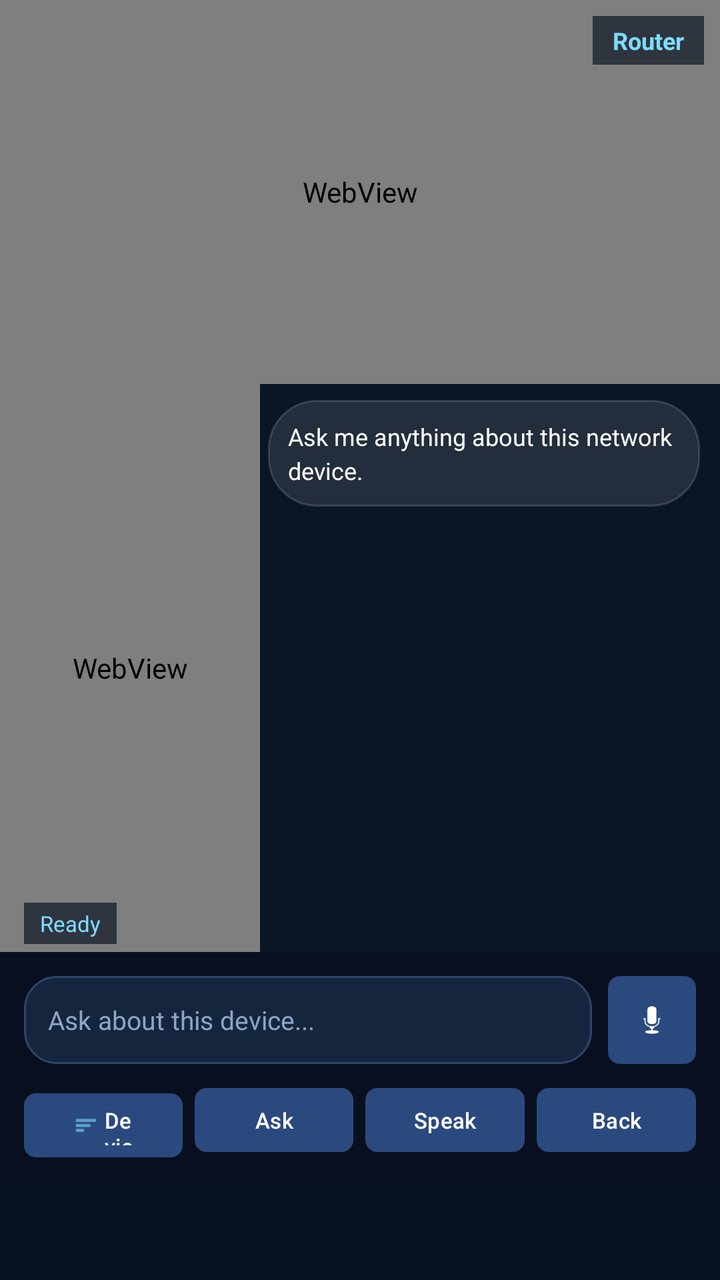
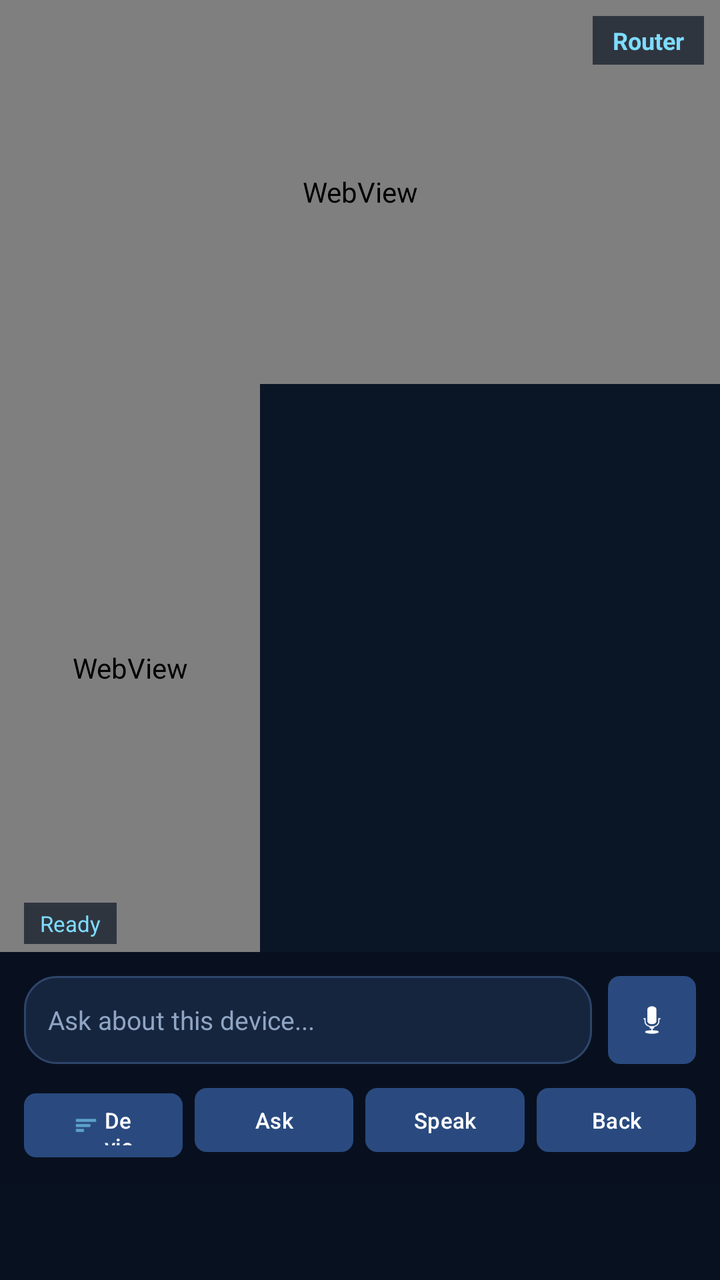

The first picture is an Android layout as it rendered before a commit; the second is the same layout after the commit. The layout source and the unified diff follow.
<!-- AndroidManifest.xml: application theme Theme.ComputerNetworkDeviceARApp -->
<!-- res/layout/activity_combined_ar.xml -->
<?xml version="1.0" encoding="utf-8"?>
<androidx.constraintlayout.widget.ConstraintLayout
    xmlns:android="http://schemas.android.com/apk/res/android"
    xmlns:app="http://schemas.android.com/apk/res-auto"
    android:layout_width="match_parent"
    android:layout_height="match_parent"
    android:background="#081120">

    
    <androidx.constraintlayout.widget.Guideline
        android:id="@+id/guideline"
        android:layout_width="wrap_content"
        android:layout_height="wrap_content"
        android:orientation="horizontal"
        app:layout_constraintGuide_percent="0.30"/>

    
    <androidx.camera.view.PreviewView
        android:id="@+id/cameraPreview"
        android:layout_width="0dp"
        android:layout_height="0dp"
        app:layout_constraintTop_toTopOf="parent"
        app:layout_constraintBottom_toTopOf="@id/guideline"
        app:layout_constraintStart_toStartOf="parent"
        app:layout_constraintEnd_toEndOf="parent"
        app:scaleType="fillCenter"/>

    
    <View
        android:id="@+id/bottomBg"
        android:layout_width="0dp"
        android:layout_height="0dp"
        android:background="#0a1525"
        app:layout_constraintTop_toBottomOf="@id/guideline"
        app:layout_constraintBottom_toTopOf="@id/bottomPanel"
        app:layout_constraintStart_toStartOf="parent"
        app:layout_constraintEnd_toEndOf="parent"/>

    
    <WebView
        android:id="@+id/modelWebView"
        android:layout_width="0dp"
        android:layout_height="0dp"
        android:background="@android:color/transparent"
        app:layout_constraintTop_toTopOf="parent"
        app:layout_constraintBottom_toTopOf="@id/guideline"
        app:layout_constraintStart_toStartOf="parent"
        app:layout_constraintEnd_toEndOf="parent"
        app:layout_constraintVertical_bias="0.5"
        app:layout_constraintHorizontal_bias="0.5"/>

    
    <WebView
        android:id="@+id/avatarWebView"
        android:layout_width="130dp"
        android:layout_height="0dp"
        android:background="@android:color/transparent"
        app:layout_constraintTop_toBottomOf="@id/guideline"
        app:layout_constraintBottom_toTopOf="@id/bottomPanel"
        app:layout_constraintStart_toStartOf="parent"/>

    
    <TextView
        android:id="@+id/tvDeviceName"
        android:layout_width="wrap_content"
        android:layout_height="wrap_content"
        android:layout_marginTop="8dp"
        android:layout_marginEnd="8dp"
        android:background="#AA081120"
        android:paddingStart="10dp"
        android:paddingEnd="10dp"
        android:paddingTop="4dp"
        android:paddingBottom="4dp"
        android:text="Router"
        android:textColor="#7EDCFF"
        android:textSize="12sp"
        android:textStyle="bold"
        app:layout_constraintTop_toTopOf="parent"
        app:layout_constraintEnd_toEndOf="parent"/>

    
    <TextView
        android:id="@+id/tvAvatarStatus"
        android:layout_width="wrap_content"
        android:layout_height="wrap_content"
        android:layout_marginStart="12dp"
        android:layout_marginBottom="4dp"
        android:background="#AA081120"
        android:paddingStart="8dp"
        android:paddingEnd="8dp"
        android:paddingTop="3dp"
        android:paddingBottom="3dp"
        android:text="Ready"
        android:textColor="#7EDCFF"
        android:textSize="11sp"
        app:layout_constraintBottom_toTopOf="@id/bottomPanel"
        app:layout_constraintStart_toStartOf="parent"/>

    
    <ScrollView
        android:id="@+id/replyScroll"
        android:layout_width="0dp"
        android:layout_height="0dp"
        android:layout_marginStart="4dp"
        android:layout_marginEnd="10dp"
        android:layout_marginTop="8dp"
        android:layout_marginBottom="8dp"
        app:layout_constraintTop_toBottomOf="@id/guideline"
        app:layout_constraintBottom_toTopOf="@id/bottomPanel"
        app:layout_constraintStart_toEndOf="@id/avatarWebView"
        app:layout_constraintEnd_toEndOf="parent">

        <TextView
            android:id="@+id/tvAssistantReply"
            android:layout_width="match_parent"
            android:layout_height="wrap_content"
            android:background="@drawable/bg_info_card"
            android:padding="10dp"
            android:text="Ask me anything about this network device."
            android:textColor="#FFFFFF"
            android:textSize="12sp"
            android:lineSpacingExtra="3dp"/>

    </ScrollView>

    
    <LinearLayout
        android:id="@+id/bottomPanel"
        android:layout_width="0dp"
        android:layout_height="wrap_content"
        android:orientation="vertical"
        android:background="#EE081120"
        android:padding="12dp"
        android:layout_marginBottom="48dp"
        app:layout_constraintBottom_toBottomOf="parent"
        app:layout_constraintStart_toStartOf="parent"
        app:layout_constraintEnd_toEndOf="parent">

        
        <LinearLayout
            android:layout_width="match_parent"
            android:layout_height="wrap_content"
            android:orientation="horizontal"
            android:gravity="center_vertical">

            <EditText
                android:id="@+id/etQuestion"
                android:layout_width="0dp"
                android:layout_height="44dp"
                android:layout_weight="1"
                android:background="@drawable/edit_text_modern_bg"
                android:hint="Ask about this device..."
                android:inputType="text"
                android:paddingStart="12dp"
                android:paddingEnd="12dp"
                android:textColor="#FFFFFF"
                android:textColorHint="#8FA5C3"
                android:textSize="13sp"/>

            <com.google.android.material.button.MaterialButton
                android:id="@+id/btnMic"
                android:layout_width="44dp"
                android:layout_height="44dp"
                android:layout_marginStart="8dp"
                android:text=""
                android:textAllCaps="false"
                android:insetTop="0dp"
                android:insetBottom="0dp"
                app:icon="@android:drawable/ic_btn_speak_now"
                app:iconGravity="textStart"
                app:iconPadding="0dp"
                app:iconSize="20dp"
                app:iconTint="#FFFFFF"
                app:backgroundTint="#2A4A7F"
                app:cornerRadius="6dp"/>

        </LinearLayout>

        
        <LinearLayout
            android:layout_width="match_parent"
            android:layout_height="wrap_content"
            android:layout_marginTop="8dp"
            android:orientation="horizontal">

            <com.google.android.material.button.MaterialButton
                android:id="@+id/btnChangeDevice"
                android:layout_width="0dp"
                android:layout_height="40dp"
                android:layout_weight="1"
                android:text="Device"
                android:textAllCaps="false"
                android:textColor="#FFFFFF"
                android:textSize="11sp"
                android:paddingStart="2dp"
                android:paddingEnd="2dp"
                app:backgroundTint="#2A4A7F"
                app:cornerRadius="6dp"
                app:icon="@android:drawable/ic_menu_sort_by_size"
                app:iconSize="12dp"
                app:iconTint="#7EDCFF"
                app:iconPadding="3dp"
                app:iconGravity="textStart"/>

            <com.google.android.material.button.MaterialButton
                android:id="@+id/btnAsk"
                android:layout_width="0dp"
                android:layout_height="40dp"
                android:layout_weight="1"
                android:layout_marginStart="6dp"
                android:text="Ask"
                android:textAllCaps="false"
                android:textColor="#FFFFFF"
                android:textSize="11sp"
                app:backgroundTint="#2A4A7F"
                app:cornerRadius="6dp"/>

            <com.google.android.material.button.MaterialButton
                android:id="@+id/btnSpeak"
                android:layout_width="0dp"
                android:layout_height="40dp"
                android:layout_weight="1"
                android:layout_marginStart="6dp"
                android:text="Speak"
                android:textAllCaps="false"
                android:textColor="#FFFFFF"
                android:textSize="11sp"
                app:backgroundTint="#2A4A7F"
                app:cornerRadius="6dp"/>

            <com.google.android.material.button.MaterialButton
                android:id="@+id/btnBack"
                android:layout_width="0dp"
                android:layout_height="40dp"
                android:layout_weight="1"
                android:layout_marginStart="6dp"
                android:text="Back"
                android:textAllCaps="false"
                android:textColor="#FFFFFF"
                android:textSize="11sp"
                app:backgroundTint="#2A4A7F"
                app:cornerRadius="6dp"/>

        </LinearLayout>
    </LinearLayout>

</androidx.constraintlayout.widget.ConstraintLayout>
<!-- resources referenced by this layout -->
<resources>
  <!-- drawable bg_info_card (drawable) -->
  <?xml version="1.0" encoding="utf-8"?>
  <shape xmlns:android="http://schemas.android.com/apk/res/android">
      <solid android:color="#1AFFFFFF" />
      <corners android:radius="24dp" />
      <stroke
          android:width="1dp"
          android:color="#26FFFFFF" />
  </shape>
  <!-- drawable edit_text_modern_bg (drawable) -->
  <?xml version="1.0" encoding="utf-8"?>
  <shape xmlns:android="http://schemas.android.com/apk/res/android">
      <solid android:color="#16253E" />
      <corners android:radius="16dp" />
      <stroke
          android:width="1dp"
          android:color="#2F466B" />
  </shape>
  <style name="Theme.ComputerNetworkDeviceARApp" parent="Base.Theme.ComputerNetworkDeviceARApp" />
  <style name="Base.Theme.ComputerNetworkDeviceARApp" parent="Theme.Material3.DayNight.NoActionBar">
          
          
      </style>
</resources>

<!-- the commit's change to res/layout/activity_combined_ar.xml (unified diff, before → after) -->
@@ -110,16 +110,11 @@
         app:layout_constraintStart_toEndOf="@id/avatarWebView"
         app:layout_constraintEnd_toEndOf="parent">
 
-        <TextView
-            android:id="@+id/tvAssistantReply"
+        <LinearLayout
+            android:id="@+id/llConversation"
             android:layout_width="match_parent"
             android:layout_height="wrap_content"
-            android:background="@drawable/bg_info_card"
-            android:padding="10dp"
-            android:text="Ask me anything about this network device."
-            android:textColor="#FFFFFF"
-            android:textSize="12sp"
-            android:lineSpacingExtra="3dp"/>
+            android:orientation="vertical"/>
 
     </ScrollView>
 
<!-- resource entries referenced after the edit -->
@@ -1,14 +1,5 @@
 <!-- resources referenced by this layout -->
 <resources>
-  <!-- drawable bg_info_card (drawable) -->
-  <?xml version="1.0" encoding="utf-8"?>
-  <shape xmlns:android="http://schemas.android.com/apk/res/android">
-      <solid android:color="#1AFFFFFF" />
-      <corners android:radius="24dp" />
-      <stroke
-          android:width="1dp"
-          android:color="#26FFFFFF" />
-  </shape>
   <!-- drawable edit_text_modern_bg (drawable) -->
   <?xml version="1.0" encoding="utf-8"?>
   <shape xmlns:android="http://schemas.android.com/apk/res/android">
